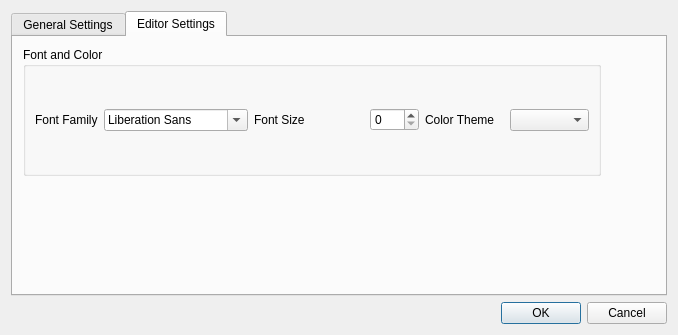
This is src/ui/preferenceswindow.ui in ChungZH/notepanda as Qt 5 draws it before an edit. The edited form follows.
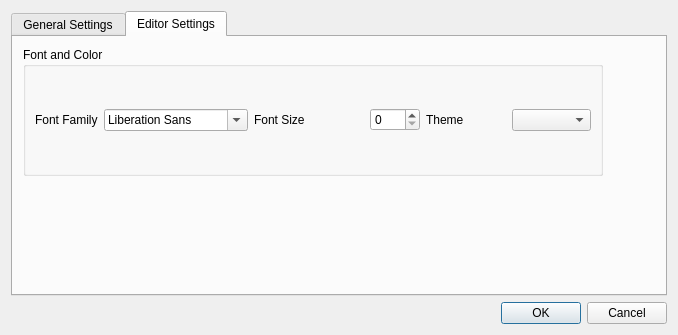
This is the edited form. The open tabs and pages were chosen to show the change.

Commit message: feat: more available syntax highlight themes

Patch:
```diff
--- a/src/ui/preferenceswindow.ui
+++ b/src/ui/preferenceswindow.ui
@@ -88,7 +88,7 @@
         <rect>
          <x>10</x>
          <y>10</y>
-         <width>578</width>
+         <width>580</width>
          <height>129</height>
         </rect>
        </property>
@@ -159,7 +159,7 @@
                   </size>
                  </property>
                  <property name="text">
-                  <string>Color Theme</string>
+                  <string>Theme</string>
                  </property>
                 </widget>
                </item>
```
Left out of the diff: 2 changed lines with no effect on the pictures. The commit also changes 6 other files.
